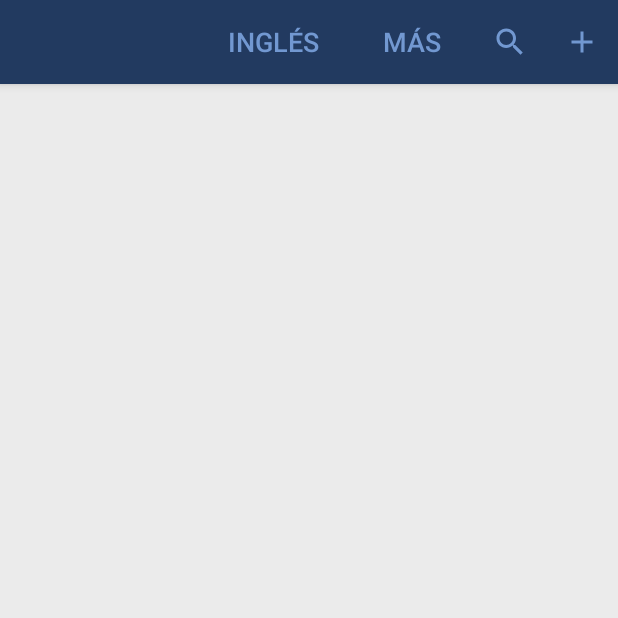
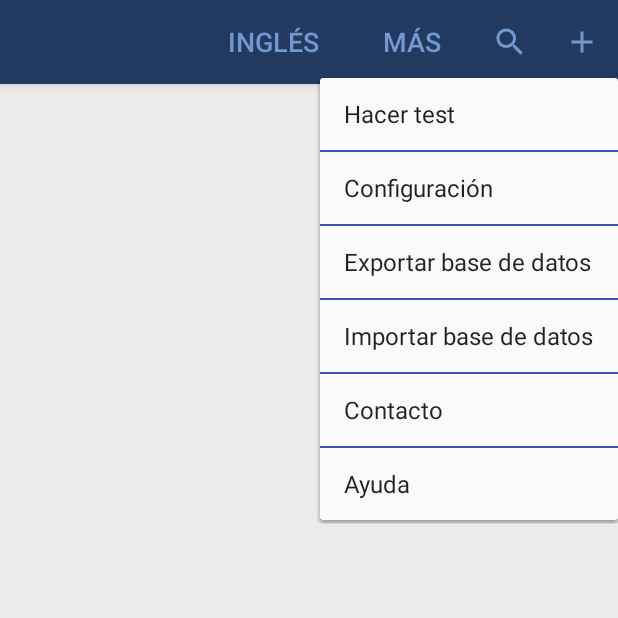
Before and after one commit to cesarpazguzman/auto_learning_words_apk, an Android app: the screen it shows after launch (MainActivity), after a tap on "MÁS", on a phone screen of 412 x 824 dp, the top half of it. Run offline under Robolectric (Android 15) with nearby library versions, the phone set to English and light mode, and no system bars; our stand-ins replace ButterKnife.

Commit message:
menu más

```diff
--- /dev/null
+++ b/src/main/res/menu/menu_more.xml
@@ -0,0 +1,38 @@
+<menu xmlns:android="http://schemas.android.com/apk/res/android"
+    xmlns:app="http://schemas.android.com/apk/res-auto"
+    xmlns:tools="http://schemas.android.com/tools">
+
+    <item
+        android:id="@+id/test"
+        app:showAsAction="always"
+        android:title="Hacer test"
+        android:visible="true" />
+
+    <item
+        android:id="@+id/settings"
+        app:showAsAction="always"
+        android:title="Configuración"
+        android:visible="true" />
+    <item
+        android:id="@+id/export_data"
+        app:showAsAction="always"
+        android:title="Exportar base de datos"
+        android:visible="true" />
+
+    <item
+        android:id="@+id/import_data"
+        app:showAsAction="always"
+        android:title="Importar base de datos"
+        android:visible="true" />
+
+    <item
+        android:id="@+id/contact"
+        app:showAsAction="always"
+        android:title="Contacto"
+        android:visible="true"/>
+    <item
+        android:id="@+id/help"
+        app:showAsAction="always"
+        android:title="Ayuda"
+        android:visible="true" />
+</menu>
```
Also changed, not shown: src/main/java/com/personales/proyectos/autolearningwords/MainActivity.java (+29 -0 lines).
